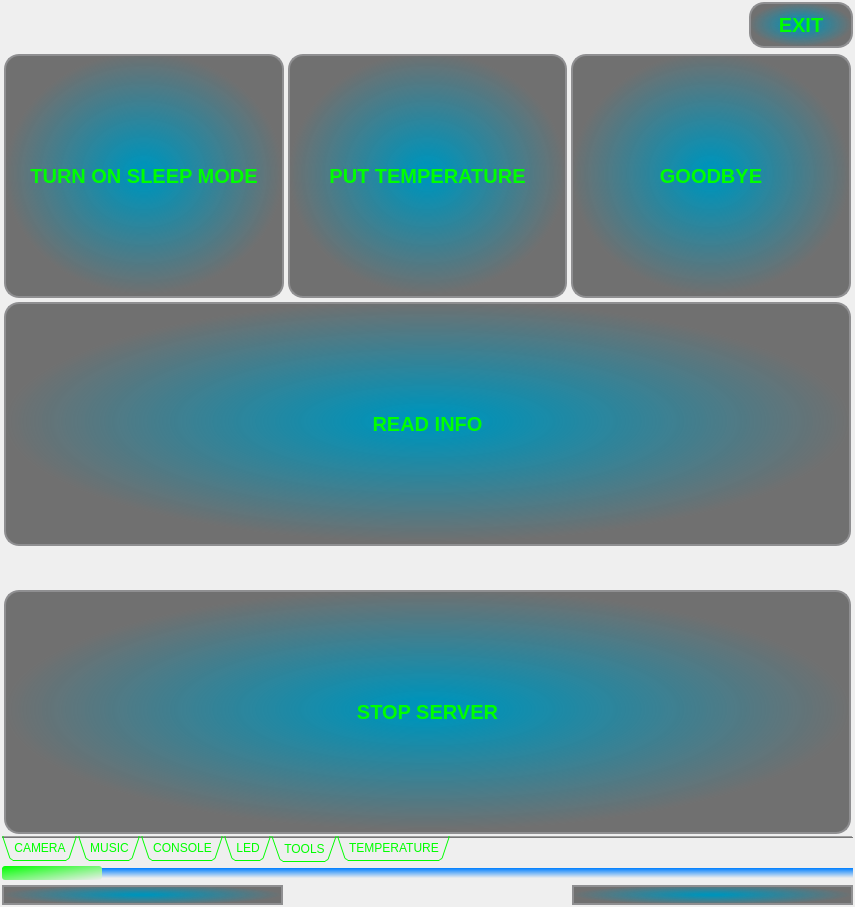
First picture: the form in iDom_Client/idom_client.ui, repository cyniu88/QT_kurs, before the edit.
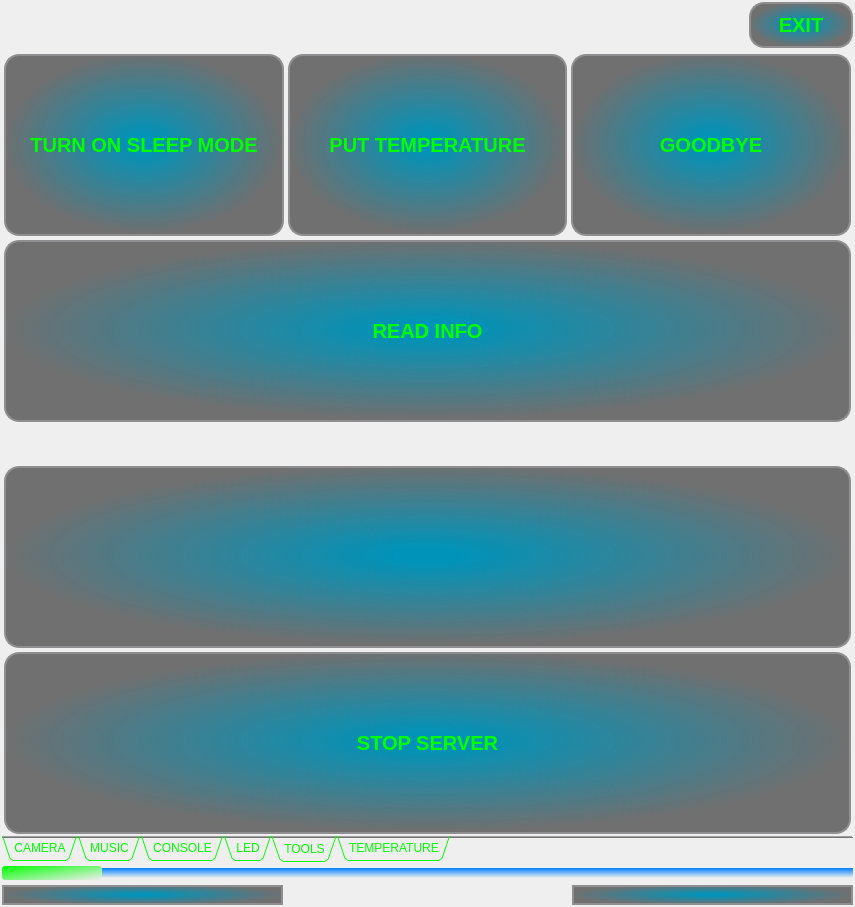
Second picture: the form after the edit. The open tabs and pages were chosen to show the change. Icons and pictures are not drawn.

Diff of the .ui file:
```diff
--- a/iDom_Client/idom_client.ui
+++ b/iDom_Client/idom_client.ui
@@ -1888,7 +1888,7 @@
         <string>kokoko</string>
        </attribute>
        <layout class="QGridLayout" name="gridLayout_11">
-        <item row="3" column="0">
+        <item row="4" column="0">
          <layout class="QGridLayout" name="gridLayout_12">
           <item row="0" column="0">
            <widget class="QPushButton" name="stopServerButton">
@@ -2041,6 +2041,49 @@
           </item>
          </layout>
         </item>
+        <item row="2" column="0">
+         <spacer name="verticalSpacer">
+          <property name="orientation">
+           <enum>Qt::Vertical</enum>
+          </property>
+          <property name="sizeType">
+           <enum>QSizePolicy::Fixed</enum>
+          </property>
+          <property name="sizeHint" stdset="0">
+           <size>
+            <width>20</width>
+            <height>40</height>
+           </size>
+          </property>
+         </spacer>
+        </item>
+        <item row="3" column="0">
+         <layout class="QHBoxLayout" name="horizontalLayout_4">
+          <item>
+           <widget class="QPushButton" name="connectdicsonnectButton">
+            <property name="sizePolicy">
+             <sizepolicy hsizetype="Minimum" vsizetype="Ignored">
+              <horstretch>0</horstretch>
+              <verstretch>0</verstretch>
+             </sizepolicy>
+            </property>
+            <property name="styleSheet">
+             <string notr="true">QPushButton {background-color: qradialgradient(spread:pad, cx:0.499807, cy:0.489, radius:0.5, fx:0.499, fy:0.488909, stop:0.0795455 rgba(0, 147, 185, 255), stop:1 rgba(30, 30, 30, 155));
+ border: 2px solid #8f8f91;
+border-radius: 15px;
+ font: bold 20px;
+}
+QPushButton:pressed {
+border:none;
+}</string>
+            </property>
+            <property name="text">
+             <string/>
+            </property>
+           </widget>
+          </item>
+         </layout>
+        </item>
        </layout>
       </widget>
       <widget class="QWidget" name="tab_6">
```
Left out of the diff: 25 changed lines with no effect on the pictures.
